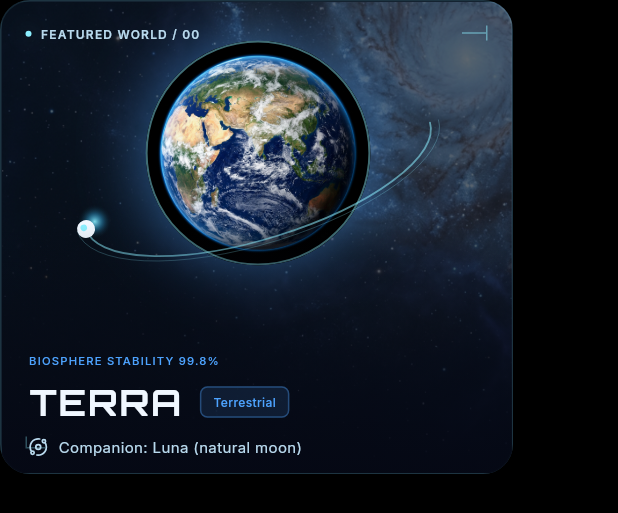
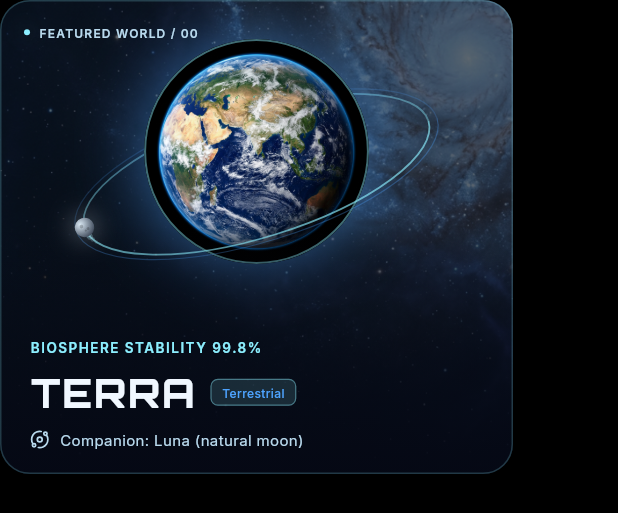
Before and after one commit to memindogan/Galaxy-Orbit, a Flutter app: the _FeaturedWorldCard widget shown alone on an empty page, opened directly with sample values from the repository, on a phone screen of 412 x 824 dp. Shown: the top 513 px of the screen. Run offline on Flutter 3.47's test engine with Material 3 defaults, Android fonts, the phone set to English and light mode, and no system bars; our stand-ins replace audioplayers, flutter_svg, google_fonts, shared_preferences; accounts and stored records are empty; statements that could not run were skipped; project files that could hold a hidden picture were left out.

Commit message:
fix(hangar): uniform card border, continuous 3D layered orbit ring, and customized companion models

```diff
--- a/lib/screens/hangar_screen.dart
+++ b/lib/screens/hangar_screen.dart
@@ -821,14 +821,21 @@ class _FeaturedWorldCard extends StatelessWidget {
       width: 342,
       height: 316,
       clipBehavior: Clip.antiAlias,
-      decoration: ShapeDecoration(
+      decoration: BoxDecoration(
         color: const Color(0xD90C1626),
-        shape: RoundedRectangleBorder(
-          side: const BorderSide(
-            width: 1,
-            color: Color(0x268CEFFF),
-          ),
-          borderRadius: BorderRadius.circular(20),
+        borderRadius: BorderRadius.circular(20),
+        boxShadow: const [
+          BoxShadow(
+            color: Color(0x30000000),
+            blurRadius: 16,
+          ),
+        ],
+      ),
+      foregroundDecoration: BoxDecoration(
+        borderRadius: BorderRadius.circular(20),
+        border: Border.all(
+          width: 1.0,
+          color: const Color(0x358CEFFF),
         ),
       ),
       child: Stack(
@@ -846,16 +853,7 @@ class _FeaturedWorldCard extends StatelessWidget {
             ),
           ),
 
-          // 2. REAL Planet Body (ClipOval with authentic spherical lighting & glowing atmosphere)
-          Positioned(
-            left: (342 - 150) / 2,
-            top: 26,
-            width: 150,
-            height: 150,
-            child: _FeaturedPlanetBody(planet: planet),
-          ),
-
-          // 3. Inclined Orbit Ring + Revolving Companion Vessel
+          // 2. LAYER 1: Back Orbit Ring & Companion (Behind Planet)
           Positioned(
             left: 0,
             top: 6,
@@ -863,12 +861,42 @@ class _FeaturedWorldCard extends StatelessWidget {
             height: 190,
             child: RepaintBoundary(
               child: CustomPaint(
-                painter: _HangarOrbitPainter(clock, planet: planet),
-              ),
-            ),
-          ),
-
-          // 4. Bottom Gradient Fade for Typography Readability
+                painter: _HangarOrbitPainter(
+                  clock,
+                  planet: planet,
+                  isForeground: false,
+                ),
+              ),
+            ),
+          ),
+
+          // 3. LAYER 2: REAL Planet Body (ClipOval with authentic spherical lighting & glowing atmosphere)
+          Positioned(
+            left: (342 - 150) / 2,
+            top: 26,
+            width: 150,
+            height: 150,
+            child: _FeaturedPlanetBody(planet: planet),
+          ),
+
+          // 4. LAYER 3: Front Orbit Ring & Companion (In Front of Planet)
+          Positioned(
+            left: 0,
+            top: 6,
+            width: 342,
+            height: 190,
+            child: RepaintBoundary(
+              child: CustomPaint(
+                painter: _HangarOrbitPainter(
+                  clock,
+                  planet: planet,
+                  isForeground: true,
+                ),
+              ),
+            ),
+          ),
+
+          // 5. Bottom Gradient Fade for Typography Readability
           Positioned(
             left: 0,
             top: 148,
@@ -888,34 +916,7 @@ class _FeaturedWorldCard extends StatelessWidget {
             ),
           ),
 
-          // 5. Sci-Fi Corner Bracket: Top Right (┐)
-          Positioned(
-            right: 16,
-            top: 16,
-            child: Row(
-              mainAxisSize: MainAxisSize.min,
-              children: [
-                Container(width: 16, height: 1, color: const Color(0x808CEFFF)),
-                Container(width: 1, height: 10, color: const Color(0x808CEFFF)),
-              ],
-            ),
-          ),
-
-          // 6. Sci-Fi Corner Bracket: Bottom Left (└)
-          Positioned(
-            left: 16,
-            bottom: 16,
-            child: Row(
-              crossAxisAlignment: CrossAxisAlignment.end,
-              mainAxisSize: MainAxisSize.min,
-              children: [
-                Container(width: 1, height: 8, color: const Color(0x508CEFFF)),
-                Container(width: 12, height: 1, color: const Color(0x508CEFFF)),
-              ],
-            ),
-          ),
-
-          // 7. Top Left Micro-Badge: "FEATURED WORLD / 09"
+          // 6. Top Left Micro-Badge: "FEATURED WORLD / 09"
           Positioned(
             left: 16,
             top: 16,
@@ -950,52 +951,48 @@ class _FeaturedWorldCard extends StatelessWidget {
             ),
           ),
 
-          // 8. Telemetry Tag
+          // 7. World Details & Telemetry
           Positioned(
-            left: 18,
-            top: 234,
-            child: Text(
-              _telemetryTag(planet),
-              style: GoogleFonts.inter(
-                color: planet.glowColor,
-                fontSize: 7.5,
-                fontWeight: FontWeight.w500,
-                letterSpacing: 0.8,
-              ),
-            ),
-          ),
-
-          // 9. Planet Name & Category Badge & Companion Info
-          Positioned(
-            left: 18,
-            top: 250,
-            right: 18,
+            left: 20,
+            right: 20,
+            bottom: 16,
             child: Column(
               crossAxisAlignment: CrossAxisAlignment.start,
               mainAxisSize: MainAxisSize.min,
               children: [
+                Text(
+                  _telemetryTag(planet),
+                  style: GoogleFonts.inter(
+                    color: planet.primaryColor,
+                    fontSize: 9,
+                    fontWeight: FontWeight.w600,
+                    letterSpacing: 1.0,
+                  ),
+                ),
+                const SizedBox(height: 5),
                 Row(
-                  mainAxisSize: MainAxisSize.min,
                   crossAxisAlignment: CrossAxisAlignment.center,
                   children: [
                     Text(
                       planet.name.toUpperCase(),
                       style: GoogleFonts.orbitron(
                         color: const Color(0xFFF0F7FF),
-                        fontSize: 24,
-                        fontWeight: FontWeight.w700,
+                        fontSize: 26,
+                        fontWeight: FontWeight.w800,
                         letterSpacing: 1.2,
                       ),
                     ),
-                    const SizedBox(width: 12),
+                    const SizedBox(width: 10),
                     Container(
-                      padding: const EdgeInsets.symmetric(horizontal: 8, vertical: 4),
+                      height: 18,
+                      padding: const EdgeInsets.symmetric(horizontal: 7),
+                      alignment: Alignment.center,
                       decoration: ShapeDecoration(
-                        color: planet.glowColor.withValues(alpha: 0.12),
+                        color: planet.primaryColor.withValues(alpha: 0.14),
                         shape: RoundedRectangleBorder(
                           side: BorderSide(
-                            width: 1,
-                            color: planet.glowColor.withValues(alpha: 0.35),
+                            width: 0.8,
+                            color: planet.primaryColor.withValues(alpha: 0.40),
                           ),
                           borderRadius: BorderRadius.circular(5),
                         ),
@@ -1039,7 +1036,6 @@ class _FeaturedWorldCard extends StatelessWidget {
   }
 }
 
-/// Featured Planet Body showing the REAL selected planet image
 class _FeaturedPlanetBody extends StatelessWidget {
   final FleetPlanet planet;
 
@@ -1103,11 +1099,17 @@ class _FeaturedPlanetBody extends StatelessWidget {
 }
 
 /// CustomPainter: Inclined Orbit Ring & Companion Vessel
+/// CustomPainter: Inclined Orbit Ring & Companion Vessel with 3D Depth Layering
 class _HangarOrbitPainter extends CustomPainter {
   final Animation<double> clock;
   final FleetPlanet planet;
-
-  _HangarOrbitPainter(this.clock, {required this.planet}) : super(repaint: clock);
+  final bool isForeground;
+
+  _HangarOrbitPainter(
+    this.clock, {
+    required this.planet,
+    required this.isForeground,
+  }) : super(repaint: clock);
 
   @override
   void paint(Canvas canvas, Size size) {
@@ -1121,78 +1123,192 @@ class _HangarOrbitPainter extends CustomPainter {
     final orbitA = 120.0;
     final orbitB = 42.0;
     final orbitRect = Rect.fromCenter(center: Offset.zero, width: orbitA * 2, height: orbitB * 2);
-
-    // Neon Orbit Ring (Draw ONLY front half from 0 to pi radians; rear is hidden behind planet)
-    final ringPaint = Paint()
-      ..style = PaintingStyle.stroke
-      ..strokeWidth = 1.2
-      ..strokeCap = StrokeCap.round
-      ..color = const Color(0xFF8CEFFF).withValues(alpha: 0.55);
-    canvas.drawArc(orbitRect, 0, pi, false, ringPaint);
-
-    // Faint outer ring aura (front half)
-    final auraPaint = Paint()
-      ..style = PaintingStyle.stroke
-      ..strokeWidth = 0.6
-      ..strokeCap = StrokeCap.round
-      ..color = const Color(0xFF8CEFFF).withValues(alpha: 0.25);
     final auraRect = Rect.fromCenter(
       center: Offset.zero,
       width: (orbitA + 6) * 2,
       height: (orbitB + 3) * 2,
     );
-    canvas.drawArc(auraRect, 0, pi, false, auraPaint);
-
-    // Revolving companion vessel
+
+    final pColor = planet.primaryColor;
+    final gColor = planet.glowColor;
+
+    // Orbit Ring Paint customized to the planet's celestial energy
+    final ringPaint = Paint()
+      ..style = PaintingStyle.stroke
+      ..strokeWidth = 1.2
+      ..color = pColor.withValues(alpha: isForeground ? 0.65 : 0.40);
+
+    final auraPaint = Paint()
+      ..style = PaintingStyle.stroke
+      ..strokeWidth = 0.8
+      ..color = gColor.withValues(alpha: isForeground ? 0.30 : 0.18);
+
+    if (isForeground) {
+      // ── Front Layer (In front of Planet): draw 0 to pi radians ──────
+      canvas.drawArc(orbitRect, 0, pi, false, ringPaint);
+      canvas.drawArc(auraRect, 0, pi, false, auraPaint);
+    } else {
+      // ── Back Layer (Behind Planet): draw pi to 2*pi radians ──────────
+      // Note: The part directly behind the planet disk is naturally
+      // occluded by the opaque planet body in Layer 2. The left and right
+      // flanks extend seamlessly into open space.
+      canvas.drawArc(orbitRect, pi, pi, false, ringPaint);
+      canvas.drawArc(auraRect, pi, pi, false, auraPaint);
+    }
+
+    // Companion Orbit calculation:
     final shipAngle = t * 1.5;
     final shipX = orbitA * cos(shipAngle);
     final shipY = orbitB * sin(shipAngle);
 
-    // Determine 3D visibility of vessel:
-    // When ship is in back half (shipY < 0) and behind the planet disk (radius ~75),
-    // occlude the vessel so it realistically passes behind the planet body.
-    final distToPlanet = (Offset(shipX, shipY) - const Offset(4.5, -14.5)).distance;
-    final double shipOpacity;
-    if (shipY < 0 && distToPlanet <= 74.0) {
-      shipOpacity = 0.0; // Completely hidden behind planet
-    } else if (shipY < 0 && distToPlanet < 84.0) {
-      shipOpacity = (distToPlanet - 74.0) / 10.0; // Soft horizon fade at planet edge
+    final isShipForeground = shipY >= 0;
+
+    // Only paint the companion in its appropriate layer (foreground vs background)
+    if (isShipForeground == isForeground) {
+      _drawCompanion(canvas, shipX, shipY, shipAngle, planet);
+    }
+
+    canvas.restore();
+  }
+
+  void _drawCompanion(
+    Canvas canvas,
+    double shipX,
+    double shipY,
+    double shipAngle,
+    FleetPlanet planet,
+  ) {
+    final isMoon = planet.companionType.toLowerCase().contains('moon');
+    final pColor = planet.primaryColor;
+    final cColor = planet.companionColor;
+    final gColor = planet.glowColor;
+
+    // Trailing comet/ion dust particles along the orbit path
+    for (int i = 1; i <= 6; i++) {
+      final trailAngle = shipAngle - i * 0.055;
+      final tx = 120.0 * cos(trailAngle);
+      final ty = 42.0 * sin(trailAngle);
+      final alpha = (1.0 - i / 7.0) * 0.50;
+      final trailPaint = Paint()
+        ..color = Color.lerp(pColor, cColor, 0.4)!.withValues(alpha: alpha);
+      canvas.drawCircle(Offset(tx, ty), 3.2 - i * 0.4, trailPaint);
+    }
+
+    if (isMoon) {
+      // ── Natural Moon Archetype (e.g. Luna for Terra) ─────────────────
+      // Lunar Aura Glow
+      final moonAuraPaint = Paint()
+        ..color = cColor.withValues(alpha: 0.35)
+        ..maskFilter = const MaskFilter.blur(BlurStyle.normal, 8);
+      canvas.drawCircle(Offset(shipX, shipY), 8.5, moonAuraPaint);
+
+      // Spherical Moon Body with terminator shading
+      final moonPaint = Paint()
+        ..shader = RadialGradient(
+          center: const Alignment(-0.35, -0.4),
+          radius: 1.0,
+          colors: [
+            cColor,
+            Color.lerp(cColor, const Color(0xFF1E293B), 0.7)!,
+            const Color(0xFF0F172A),
+          ],
+          stops: const [0.0, 0.65, 1.0],
+        ).createShader(Rect.fromCircle(center: Offset(shipX, shipY), radius: 6.5));
+      canvas.drawCircle(Offset(shipX, shipY), 6.5, moonPaint);
+
+      // Subtle lunar crater marks
+      final craterPaint = Paint()..color = const Color(0x35000000);
+      canvas.drawCircle(Offset(shipX - 1.8, shipY - 1.2), 1.2, craterPaint);
+      canvas.drawCircle(Offset(shipX + 2.0, shipY + 1.4), 1.0, craterPaint);
+      canvas.drawCircle(Offset(shipX + 0.2, shipY + 2.2), 0.7, craterPaint);
     } else {
-      shipOpacity = 1.0;
-    }
-
-    if (shipOpacity > 0.01) {
-      // Ion Thruster Flame Glow behind vessel
+      // ── Sci-Fi Companion Vessel / Satellite Archetype ─────────────────
+      // Determine movement direction vector along orbit tangent
+      final tangentX = -120.0 * sin(shipAngle);
+      final tangentY = 42.0 * cos(shipAngle);
+      final tangentAngle = atan2(tangentY, tangentX);
+
+      // Thruster Flame Plume behind vessel
+      final thrusterDir = Offset(-cos(tangentAngle), -sin(tangentAngle));
+      final thrusterPos = Offset(shipX, shipY) + thrusterDir * 6.5;
+
       final flamePaint = Paint()
         ..shader = RadialGradient(
           colors: [
-            const Color(0xFF8CEFFF).withValues(alpha: 0.9 * shipOpacity),
-            const Color(0xFF38BDF8).withValues(alpha: 0.35 * shipOpacity),
+            gColor,
+            pColor.withValues(alpha: 0.45),
             Colors.transparent,
           ],
           stops: const [0.0, 0.45, 1.0],
-        ).createShader(Rect.fromCircle(center: Offset(shipX + 7, shipY - 3), radius: 12));
-      canvas.drawCircle(Offset(shipX + 7, shipY - 3), 12, flamePaint);
-
-      // Vessel Body
-      final vesselPaint = Paint()
-        ..color = const Color(0xFFF0F7FF).withValues(alpha: shipOpacity);
-      canvas.drawCircle(Offset(shipX, shipY), 6.0, vesselPaint);
-
-      // Cockpit
-      final cockpitPaint = Paint()
-        ..color = const Color(0xFF8CEFFF).withValues(alpha: shipOpacity);
-      canvas.drawCircle(Offset(shipX - 1.2, shipY - 1.2), 2.2, cockpitPaint);
+        ).createShader(Rect.fromCircle(center: thrusterPos, radius: 11));
+      canvas.drawCircle(thrusterPos, 10, flamePaint);
+
+      canvas.save();
+      canvas.translate(shipX, shipY);
+      canvas.rotate(tangentAngle);
+
+      final type = planet.companionType.toLowerCase();
+
+      // Wings / Solar Arrays / Collector Fins
+      if (type.contains('skimmer') || type.contains('recon') || type.contains('probe')) {
+        // Swept delta wings
+        final wingPaint = Paint()
+          ..color = Color.lerp(cColor, const Color(0xFF0C1626), 0.3)!
+          ..style = PaintingStyle.fill;
+        final wingPath = Path()
+          ..moveTo(6, 0)
+          ..lineTo(-5, -6)
+          ..lineTo(-3, 0)
+          ..lineTo(-5, 6)
+          ..close();
+        canvas.drawPath(wingPath, wingPaint);
+
+        final wingTrim = Paint()
+          ..color = pColor
+          ..style = PaintingStyle.stroke
+          ..strokeWidth = 0.8;
+        canvas.drawPath(wingPath, wingTrim);
+      } else {
+        // Solar panels / Collector arrays
+        final panelPaint = Paint()..color = pColor.withValues(alpha: 0.85);
+        canvas.drawRRect(
+          RRect.fromRectAndRadius(
+            const Rect.fromLTWH(-7, -1.2, 14, 2.4),
+            const Radius.circular(1),
+          ),
+          panelPaint,
+        );
+      }
+
+      // Main Hull Body with metallic directional shading
+      final hullPaint = Paint()
+        ..shader = RadialGradient(
+          center: const Alignment(-0.3, -0.3),
+          colors: [
+            const Color(0xFFFFFFFF),
+            cColor,
+            Color.lerp(cColor, const Color(0xFF0F172A), 0.65)!,
+          ],
+        ).createShader(const Rect.fromLTWH(-4.5, -4.5, 9, 9));
+      canvas.drawCircle(Offset.zero, 4.5, hullPaint);
+
+      // Cockpit / Energy Sensor Core (pulsing with planet color)
+      final corePaint = Paint()
+        ..color = pColor
+        ..maskFilter = const MaskFilter.blur(BlurStyle.normal, 1.5);
+      canvas.drawCircle(const Offset(1.2, 0), 1.8, corePaint);
+
+      final coreCenter = Paint()..color = const Color(0xFFFFFFFF);
+      canvas.drawCircle(const Offset(1.2, 0), 0.9, coreCenter);
+
+      canvas.restore();
     }
-
-    canvas.restore();
   }
 
   @override
   bool shouldRepaint(covariant _HangarOrbitPainter oldDelegate) => true;
 }
 
-/// Catalog Card for horizontal carousel item
 class _PlanetCatalogCard extends StatelessWidget {
   final FleetPlanet world;
   final bool isUnlocked;
```
